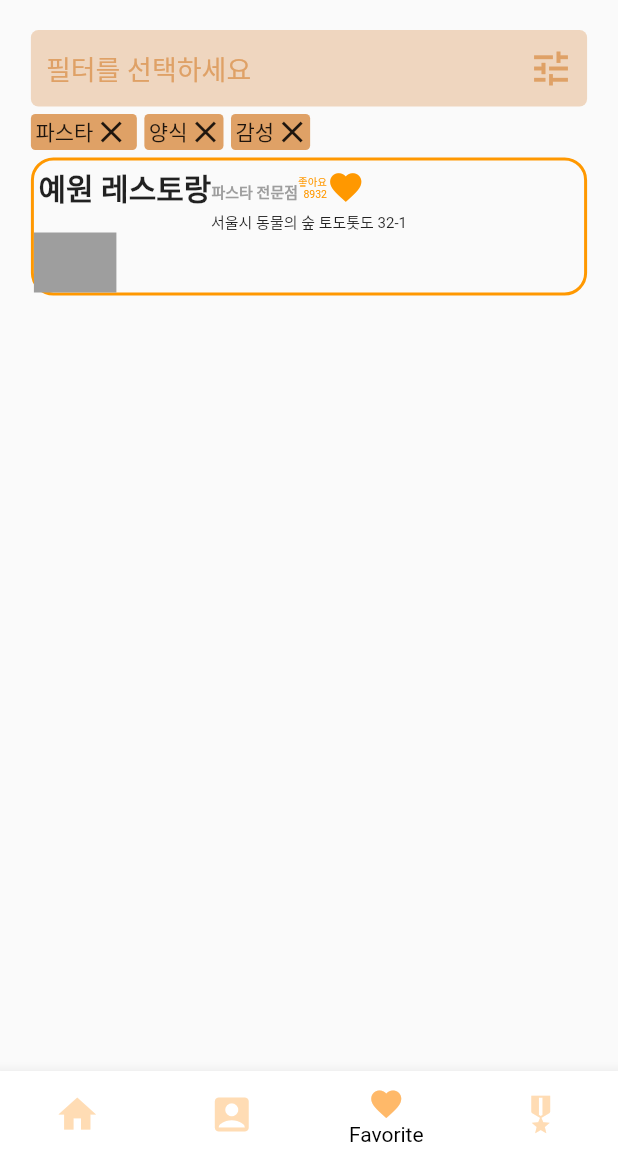
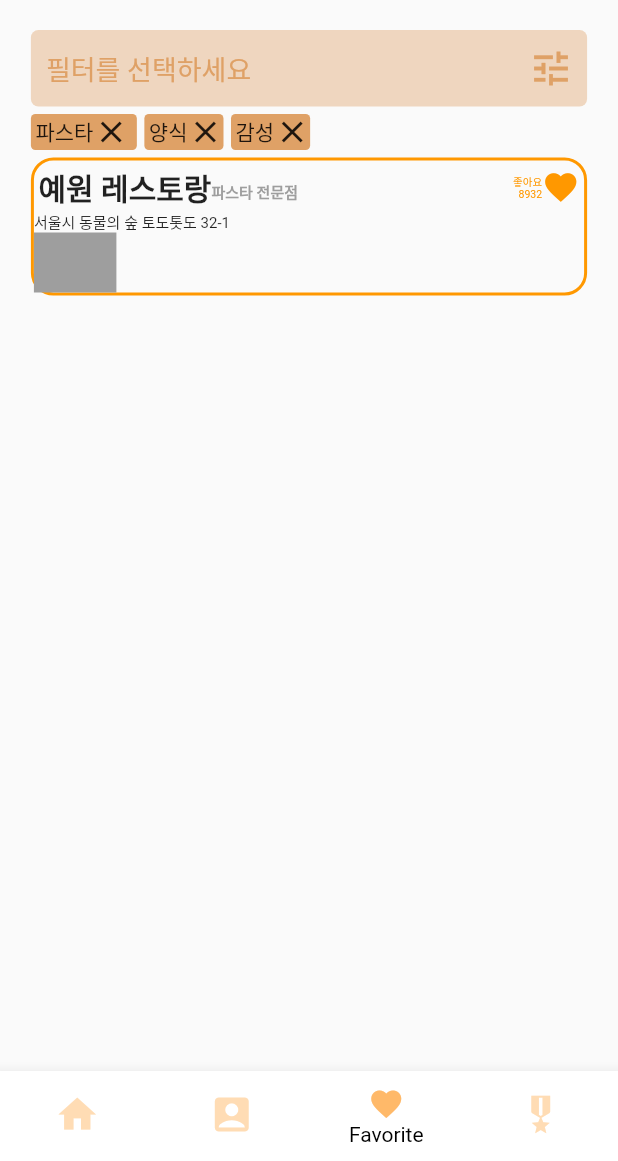
Before and after one commit to MintKangaroo/Foorip, a Flutter app: the FavoritePage screen opened by its route, on a phone screen of 412 x 824 dp, the part 75-1236 px from its top. Run offline on Flutter 3.47's test engine with Material 2 defaults, Android fonts, the phone set to English and light mode, and no system bars; our stand-ins replace get, google_maps_flutter.

Commit message:
Favorite Page 사이 간격 띄우기

```diff
--- a/FooRip_APP/foorip_app_project/lib/Function/GoogleMapFun.dart
+++ b/FooRip_APP/foorip_app_project/lib/Function/GoogleMapFun.dart
@@ -13,6 +13,7 @@ final CameraPosition _kGooglePlex = CameraPosition(
 Set<Marker> Makingmarker() {
   return <Marker>[
     Marker(
+        draggable: false,
         markerId: MarkerId("marker_1"),
         position: LatLng(36.982110, 127.528039),
         infoWindow: InfoWindow(title: "대금고"))
--- a/FooRip_APP/foorip_app_project/lib/Pages/FavoritePage.dart
+++ b/FooRip_APP/foorip_app_project/lib/Pages/FavoritePage.dart
@@ -216,11 +216,13 @@ class _FavoritePageState extends State<FavoritePage> {
                                 ],
                               ),
                             ),
+                            Spacer(),
                             Container(
                               //좋아요랑 아이콘 오른쪽 정렬 안 됨
                               child: Row(
                                 mainAxisAlignment: MainAxisAlignment.end,
                                 children: [
+
                                   Container(
                                     //width: double.infinity,
                                     child: Column(
@@ -255,15 +257,17 @@ class _FavoritePageState extends State<FavoritePage> {
                         ),
                       ),
                       Container(
-                        //주소 왼쪽 정렬 해야함 왜 안 됨?
                         child: Column(
-                          crossAxisAlignment: CrossAxisAlignment.start,
                           children: [
-                            Container(
-                              child: Text(
-                                "서울시 동물의 숲 토도톳도 32-1",
-                                style: TextStyle(fontSize: 10),
-                              ),
+                            Row(
+                              mainAxisAlignment: MainAxisAlignment.start,
+                              children:[
+                                Container(
+                                child: Text(
+                                  "서울시 동물의 숲 토도톳도 32-1",
+                                  style: TextStyle(fontSize: 10),
+                                ),
+                              ),]
                             )
                           ],
                         ),
--- a/FooRip_APP/foorip_app_project/lib/Pages/MainPage.dart
+++ b/FooRip_APP/foorip_app_project/lib/Pages/MainPage.dart
@@ -4,6 +4,9 @@ import 'package:get/get.dart';
 import 'dart:async';
 import 'package:foorip_app_project/Function/GoogleMapFun.dart';
 import 'package:google_maps_flutter/google_maps_flutter.dart';
+import 'MyPage.dart';
+import 'FavoritePage.dart';
+import 'StampPage.dart';
 
 class MainPage extends StatefulWidget {
   const MainPage({Key? key}) : super(key: key);
```
